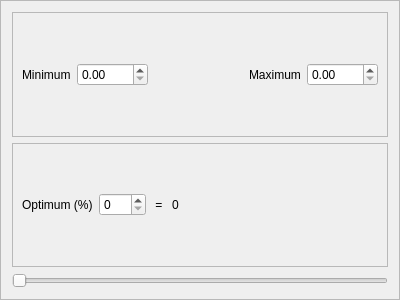
First picture: the form in braviz/interaction/qt_guis/rational_details_frame.ui, repository diego0020/braviz-app, before the edit.
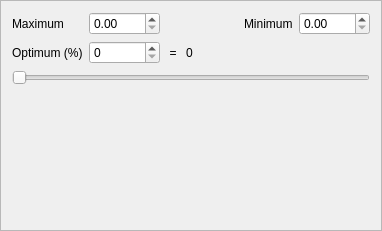
Second picture: the form after the edit.

Commit message: new variable creation dialog

The edit to the form file:
```diff
--- a/braviz/interaction/qt_guis/rational_details_frame.ui
+++ b/braviz/interaction/qt_guis/rational_details_frame.ui
@@ -6,8 +6,8 @@
    <rect>
     <x>0</x>
     <y>0</y>
-    <width>400</width>
-    <height>300</height>
+    <width>382</width>
+    <height>231</height>
    </rect>
   </property>
   <property name="windowTitle">
@@ -19,17 +19,15 @@
   <property name="frameShadow">
    <enum>QFrame::Raised</enum>
   </property>
-  <layout class="QVBoxLayout" name="verticalLayout_2">
-   <item>
-    <widget class="QFrame" name="frame">
-     <property name="frameShape">
-      <enum>QFrame::StyledPanel</enum>
+  <layout class="QGridLayout" name="gridLayout">
+   <item row="0" column="1">
+    <widget class="QDoubleSpinBox" name="maximum_val">
+     <property name="maximum">
+      <double>9999.000000000000000</double>
      </property>
-     <property name="frameShadow">
-      <enum>QFrame::Raised</enum>
-     </property>
-     <layout class="QHBoxLayout" name="horizontalLayout">
-      <item>
+    </widget>
+   </item>
+   <item row="0" column="5">
        <widget class="QLabel" name="label">
         <property name="toolTip">
          <string>Select the expected minimum value for this variable</string>
@@ -42,27 +40,14 @@
         </property>
        </widget>
       </item>
-      <item>
+   <item row="0" column="6">
        <widget class="QDoubleSpinBox" name="minimum_val">
         <property name="maximum">
          <double>9999.000000000000000</double>
         </property>
        </widget>
       </item>
-      <item>
-       <spacer name="horizontalSpacer">
-        <property name="orientation">
-         <enum>Qt::Horizontal</enum>
-        </property>
-        <property name="sizeHint" stdset="0">
-         <size>
-          <width>40</width>
-          <height>20</height>
-         </size>
-        </property>
-       </spacer>
-      </item>
-      <item>
+   <item row="0" column="0">
        <widget class="QLabel" name="label_2">
         <property name="toolTip">
          <string>Select the expected maximum value for this variable</string>
@@ -75,26 +60,14 @@
         </property>
        </widget>
       </item>
-      <item>
-       <widget class="QDoubleSpinBox" name="maximum_val">
+   <item row="2" column="1">
+    <widget class="QSpinBox" name="optimum_val">
         <property name="maximum">
-         <double>9999.000000000000000</double>
+      <number>100</number>
         </property>
        </widget>
       </item>
-     </layout>
-    </widget>
-   </item>
-   <item>
-    <widget class="QFrame" name="frame_2">
-     <property name="frameShape">
-      <enum>QFrame::StyledPanel</enum>
-     </property>
-     <property name="frameShadow">
-      <enum>QFrame::Raised</enum>
-     </property>
-     <layout class="QHBoxLayout" name="horizontalLayout_2">
-      <item>
+   <item row="2" column="0">
        <widget class="QLabel" name="label_3">
         <property name="toolTip">
          <string>Select the optimal value for this value, the value that would be considered &quot;good&quot;</string>
@@ -104,44 +77,17 @@
         </property>
        </widget>
       </item>
-      <item>
-       <widget class="QSpinBox" name="optimum_val">
-        <property name="maximum">
-         <number>100</number>
-        </property>
-       </widget>
-      </item>
-      <item>
+   <item row="2" column="2">
        <widget class="QLabel" name="label_4">
         <property name="text">
          <string> = </string>
         </property>
-       </widget>
-      </item>
-      <item>
-       <widget class="QLabel" name="optimum_real_value">
-        <property name="text">
-         <string>0</string>
+     <property name="alignment">
+      <set>Qt::AlignRight|Qt::AlignTrailing|Qt::AlignVCenter</set>
         </property>
        </widget>
       </item>
-      <item>
-       <spacer name="horizontalSpacer_2">
-        <property name="orientation">
-         <enum>Qt::Horizontal</enum>
-        </property>
-        <property name="sizeHint" stdset="0">
-         <size>
-          <width>40</width>
-          <height>20</height>
-         </size>
-        </property>
-       </spacer>
-      </item>
-     </layout>
-    </widget>
-   </item>
-   <item>
+   <item row="4" column="0" colspan="7">
     <widget class="QSlider" name="horizontalSlider">
      <property name="locale">
       <locale language="English" country="UnitedStates"/>
@@ -160,6 +106,39 @@
      </property>
     </widget>
    </item>
+   <item row="5" column="0">
+    <spacer name="verticalSpacer">
+     <property name="orientation">
+      <enum>Qt::Vertical</enum>
+     </property>
+     <property name="sizeHint" stdset="0">
+      <size>
+       <width>20</width>
+       <height>40</height>
+      </size>
+     </property>
+    </spacer>
+   </item>
+   <item row="2" column="3">
+    <widget class="QLabel" name="optimum_real_value">
+     <property name="text">
+      <string>0</string>
+     </property>
+    </widget>
+   </item>
+   <item row="0" column="3">
+    <spacer name="horizontalSpacer">
+     <property name="orientation">
+      <enum>Qt::Horizontal</enum>
+     </property>
+     <property name="sizeHint" stdset="0">
+      <size>
+       <width>40</width>
+       <height>20</height>
+      </size>
+     </property>
+    </spacer>
+   </item>
   </layout>
  </widget>
  <resources/>
```
Lines whose indentation alone changed are shown as unchanged. The commit also changes 6 other files.
